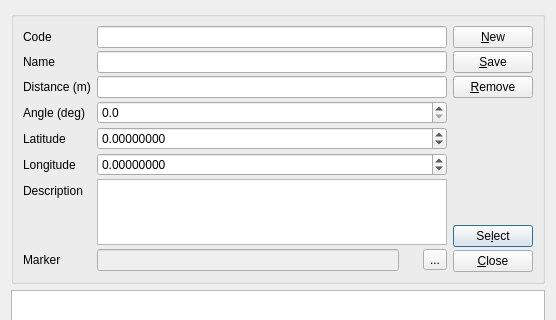
The window that core/dialoglocation.ui (ipsusila/radenv) describes before a commit, drawn with Qt 5; both pictures show x 0 to 556 and y 0 to 320 of the 556 by 460 pixel window.
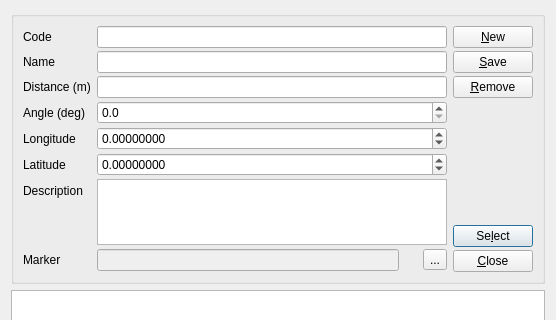
The same window after the commit.

Patch:
```diff
--- a/core/dialoglocation.ui
+++ b/core/dialoglocation.ui
@@ -78,27 +78,14 @@
         <item row="4" column="0">
          <widget class="QLabel" name="label_5">
           <property name="text">
-           <string>Latitude</string>
+           <string>Longitude</string>
           </property>
          </widget>
         </item>
         <item row="5" column="0">
          <widget class="QLabel" name="label_6">
           <property name="text">
-           <string>Longitude</string>
-          </property>
-         </widget>
-        </item>
-        <item row="5" column="1">
-         <widget class="QDoubleSpinBox" name="numLongitude">
-          <property name="decimals">
-           <number>8</number>
-          </property>
-          <property name="minimum">
-           <double>-1000.000000000000000</double>
-          </property>
-          <property name="maximum">
-           <double>1000.000000000000000</double>
+           <string>Latitude</string>
           </property>
          </widget>
         </item>
@@ -157,22 +144,35 @@
           </item>
          </layout>
         </item>
-        <item row="4" column="1">
-         <widget class="QDoubleSpinBox" name="numLatitude">
-          <property name="decimals">
-           <number>8</number>
-          </property>
-          <property name="minimum">
-           <double>-1000.000000000000000</double>
-          </property>
-          <property name="maximum">
-           <double>1000.000000000000000</double>
-          </property>
-         </widget>
-        </item>
         <item row="2" column="1">
          <widget class="QLineEdit" name="edDistances"/>
         </item>
+        <item row="4" column="1">
+         <widget class="QDoubleSpinBox" name="numLongitude">
+          <property name="decimals">
+           <number>8</number>
+          </property>
+          <property name="minimum">
+           <double>-1000.000000000000000</double>
+          </property>
+          <property name="maximum">
+           <double>1000.000000000000000</double>
+          </property>
+         </widget>
+        </item>
+        <item row="5" column="1">
+         <widget class="QDoubleSpinBox" name="numLatitude">
+          <property name="decimals">
+           <number>8</number>
+          </property>
+          <property name="minimum">
+           <double>-1000.000000000000000</double>
+          </property>
+          <property name="maximum">
+           <double>1000.000000000000000</double>
+          </property>
+         </widget>
+        </item>
        </layout>
       </item>
       <item>
```
Left out of the diff: 2 changed lines with no effect on the pictures.
